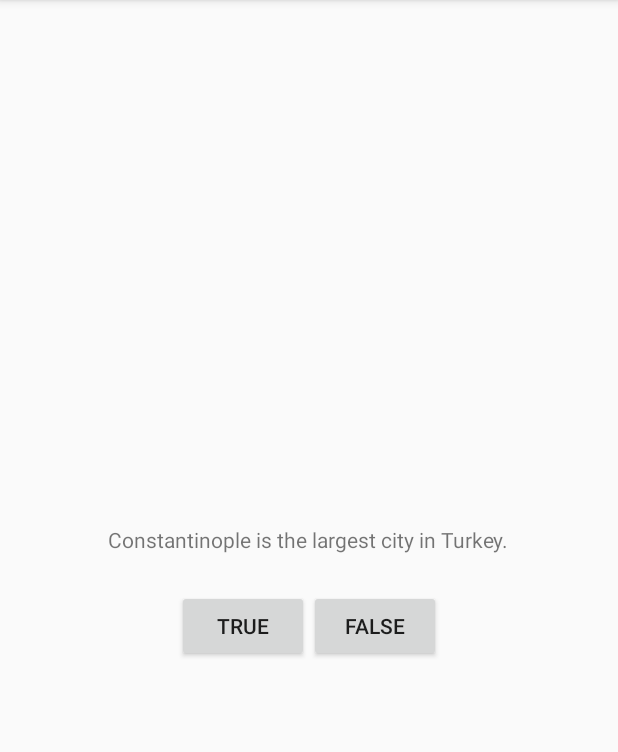
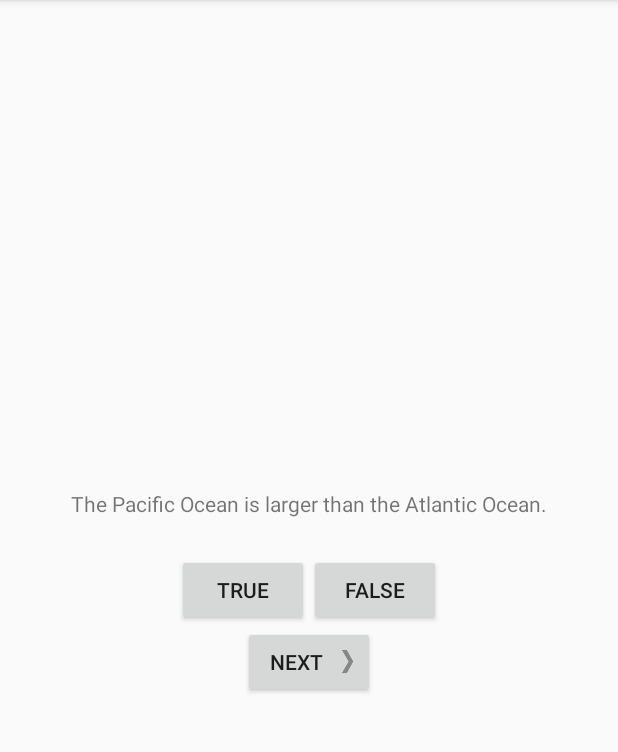
Before and after one commit to meishaoming/trivialcode, an Android app: the screen it shows after launch (QuizActivity), after a tap on "TRUE", on a phone screen of 412 x 824 dp, the part 84-836 px from its top. Run offline under Robolectric (Android 15) with nearby library versions, the phone set to English and light mode, and no system bars.

Commit message:
新增：Android编程权威指南（第2版）第二章例子

```diff
--- /dev/null
+++ b/android/GeoQuiz/app/src/main/java/com/sammei/geoquiz/Question.java
@@ -0,0 +1,32 @@
+package com.sammei.geoquiz;
+
+/**
+ * Created by sam on 2017/3/3.
+ */
+
+public class Question {
+
+    private int mTextResId;
+    private boolean mAnswerTrue;
+
+    public Question(int textResId, boolean answerTrue) {
+        mTextResId = textResId;
+        mAnswerTrue = answerTrue;
+    }
+
+    public int getTextResId() {
+        return mTextResId;
+    }
+
+    public void setTextResId(int textResId) {
+        mTextResId = textResId;
+    }
+
+    public boolean isAnswerTrue() {
+        return mAnswerTrue;
+    }
+
+    public void setAnswerTrue(boolean answerTrue) {
+        mAnswerTrue = answerTrue;
+    }
+}
--- a/android/GeoQuiz/app/src/main/java/com/sammei/geoquiz/QuizActivity.java
+++ b/android/GeoQuiz/app/src/main/java/com/sammei/geoquiz/QuizActivity.java
@@ -4,31 +4,75 @@
 import android.os.Bundle;
 import android.view.View;
 import android.widget.Button;
+import android.widget.TextView;
 import android.widget.Toast;
 
 public class QuizActivity extends AppCompatActivity {
 
     private Button mTrueButton;
     private Button mFalseButton;
+    private Button mNextButton;
+    private TextView mQuestionTextView;
+
+    private Question[] mQuestionBank = new Question[]{
+            new Question(R.string.question_oceans, true),
+            new Question(R.string.question_mideast, false),
+            new Question(R.string.question_africa, false),
+            new Question(R.string.question_americas, true),
+            new Question(R.string.question_asia, true),
+    };
+
+    private int mCurrentIndex = 0;
+
+    private void updateQuestion() {
+        int question = mQuestionBank[mCurrentIndex].getTextResId();
+        mQuestionTextView.setText(question);
+    }
+
+    private void checkAnswer(boolean userPressedTrue) {
+        boolean answerIsTrue = mQuestionBank[mCurrentIndex].isAnswerTrue();
+
+        int messageResId = 0;
+
+        if (userPressedTrue == answerIsTrue) {
+            messageResId = R.string.correct_toast;
+        } else {
+            messageResId = R.string.incorrect_toast;
+        }
+        Toast.makeText(QuizActivity.this, messageResId, Toast.LENGTH_SHORT).show();
+    }
 
     @Override
     protected void onCreate(Bundle savedInstanceState) {
         super.onCreate(savedInstanceState);
         setContentView(R.layout.activity_quiz);
 
+        mQuestionTextView = (TextView) findViewById(R.id.question_text_view);
+
         mTrueButton = (Button) findViewById(R.id.true_button);
         mTrueButton.setOnClickListener(new View.OnClickListener() {
             @Override
             public void onClick(View v) {
-                Toast.makeText(QuizActivity.this, R.string.incorrect_button, Toast.LENGTH_SHORT).show();
+                checkAnswer(true);
             }
         });
         mFalseButton = (Button) findViewById(R.id.flase_button);
         mFalseButton.setOnClickListener(new View.OnClickListener() {
             @Override
             public void onClick(View v) {
-                Toast.makeText(QuizActivity.this, R.string.correct_button, Toast.LENGTH_SHORT).show();
+                checkAnswer(false);
             }
         });
+
+        mNextButton = (Button) findViewById(R.id.next_button);
+        mNextButton.setOnClickListener(new View.OnClickListener() {
+            @Override
+            public void onClick(View v) {
+                mCurrentIndex = (mCurrentIndex + 1) % mQuestionBank.length;
+                updateQuestion();
+            }
+        });
+
+        updateQuestion();
     }
 }
--- a/android/GeoQuiz/app/src/main/res/layout/activity_quiz.xml
+++ b/android/GeoQuiz/app/src/main/res/layout/activity_quiz.xml
@@ -6,10 +6,10 @@
     android:orientation="vertical">
 
     <TextView
+        android:id="@+id/question_text_view"
         android:layout_width="wrap_content"
         android:layout_height="wrap_content"
-        android:padding="24dp"
-        android:text="@string/question_text"/>
+        android:padding="24dp"/>
 
     <LinearLayout
         android:layout_width="wrap_content"
@@ -30,4 +30,14 @@
 
     </LinearLayout>
 
+    <Button
+        android:id="@+id/next_button"
+        android:layout_width="wrap_content"
+        android:layout_height="wrap_content"
+        android:text="@string/next_button"
+        android:drawableRight="@drawable/arrow_right"
+        android:drawablePadding="4dp"
+
+        />
+
 </LinearLayout>
--- a/android/GeoQuiz/app/src/main/res/values/strings.xml
+++ b/android/GeoQuiz/app/src/main/res/values/strings.xml
@@ -3,6 +3,12 @@
     <string name="question_text">Constantinople is the largest city in Turkey.</string>
     <string name="true_button">True</string>
     <string name="false_button">False</string>
-    <string name="correct_button">Correct!</string>
-    <string name="incorrect_button">Incorrect!</string>
+    <string name="correct_toast">Correct!</string>
+    <string name="incorrect_toast">Incorrect!</string>
+    <string name="next_button">Next</string>
+    <string name="question_oceans">The Pacific Ocean is larger than the Atlantic Ocean.</string>
+    <string name="question_mideast">The Suez Canal connects the Red Sea and the Indian Ocean.</string>
+    <string name="question_africa">The source of the Nile River is in Egypt.</string>
+    <string name="question_americas">The Amazon River is the longest river in the Americas.</string>
+    <string name="question_asia">Lake Baikal is the world\'s oldest and deepest freshwater lake.</string>
 </resources>
```
Also changed, not shown: android/GeoQuiz/app/src/main/res/drawable-xxhdpi/arrow_left.png (added), android/GeoQuiz/app/src/main/res/drawable-xxhdpi/arrow_right.png (added).
